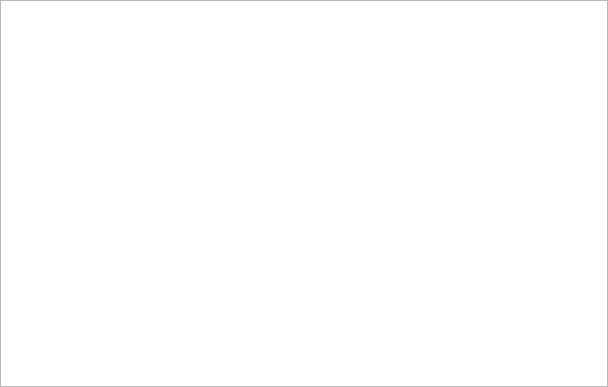
Qt form enmapbox/gui/ui/dockpanel.ui (jakimowb/enmapbox_testmigration2) before a commit.
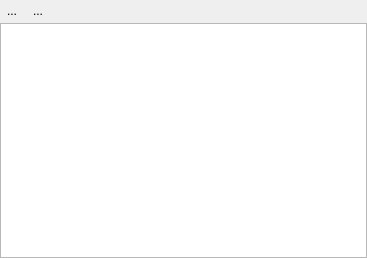
The same form after that commit. Icons and pictures are not drawn. Custom widgets are drawn as their Qt base class.

```diff
--- a/enmapbox/gui/ui/dockpanel.ui
+++ b/enmapbox/gui/ui/dockpanel.ui
@@ -6,8 +6,8 @@
    <rect>
     <x>0</x>
     <y>0</y>
-    <width>608</width>
-    <height>387</height>
+    <width>367</width>
+    <height>258</height>
    </rect>
   </property>
   <property name="windowTitle">
@@ -20,9 +20,9 @@
    <property name="frameShadow">
     <enum>QFrame::Sunken</enum>
    </property>
-   <layout class="QHBoxLayout" name="horizontalLayout">
+   <layout class="QVBoxLayout" name="verticalLayout">
     <property name="spacing">
-     <number>1</number>
+     <number>2</number>
     </property>
     <property name="leftMargin">
      <number>0</number>
@@ -36,6 +36,57 @@
     <property name="bottomMargin">
      <number>0</number>
     </property>
+    <item>
+     <layout class="QHBoxLayout" name="horizontalLayout">
+      <property name="spacing">
+       <number>2</number>
+      </property>
+      <property name="topMargin">
+       <number>0</number>
+      </property>
+      <item>
+       <widget class="QToolButton" name="btnCollapse">
+        <property name="text">
+         <string>...</string>
+        </property>
+        <property name="icon">
+         <iconset resource="../../../../../QGIS/images/images.qrc">
+          <normaloff>:/images/themes/default/mActionCollapseTree.svg</normaloff>:/images/themes/default/mActionCollapseTree.svg</iconset>
+        </property>
+        <property name="autoRaise">
+         <bool>true</bool>
+        </property>
+       </widget>
+      </item>
+      <item>
+       <widget class="QToolButton" name="btnExpand">
+        <property name="text">
+         <string>...</string>
+        </property>
+        <property name="icon">
+         <iconset resource="../../../../../QGIS/images/images.qrc">
+          <normaloff>:/images/themes/default/mActionExpandTree.svg</normaloff>:/images/themes/default/mActionExpandTree.svg</iconset>
+        </property>
+        <property name="autoRaise">
+         <bool>true</bool>
+        </property>
+       </widget>
+      </item>
+      <item>
+       <spacer name="horizontalSpacer">
+        <property name="orientation">
+         <enum>Qt::Horizontal</enum>
+        </property>
+        <property name="sizeHint" stdset="0">
+         <size>
+          <width>40</width>
+          <height>20</height>
+         </size>
+        </property>
+       </spacer>
+      </item>
+     </layout>
+    </item>
     <item>
      <widget class="DockTreeView" name="dockTreeView">
       <property name="editTriggers">
```
Left out of the diff: 22 changed lines with no effect on the pictures.
